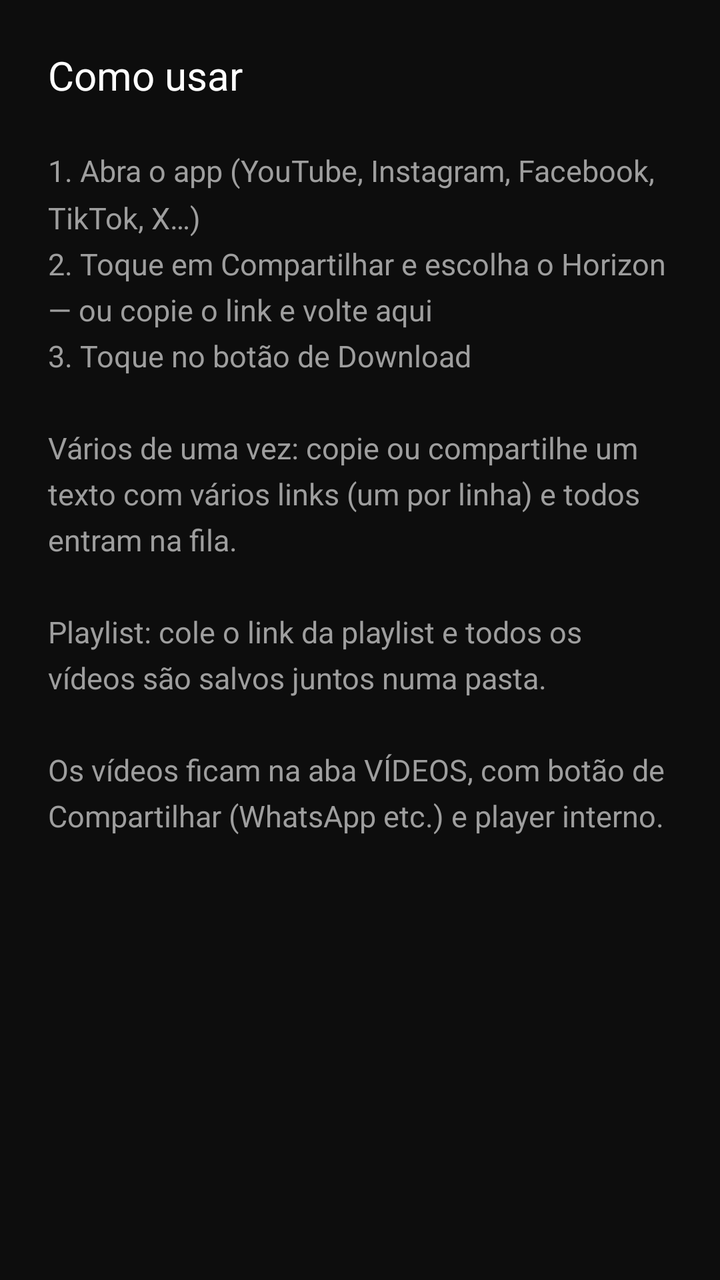
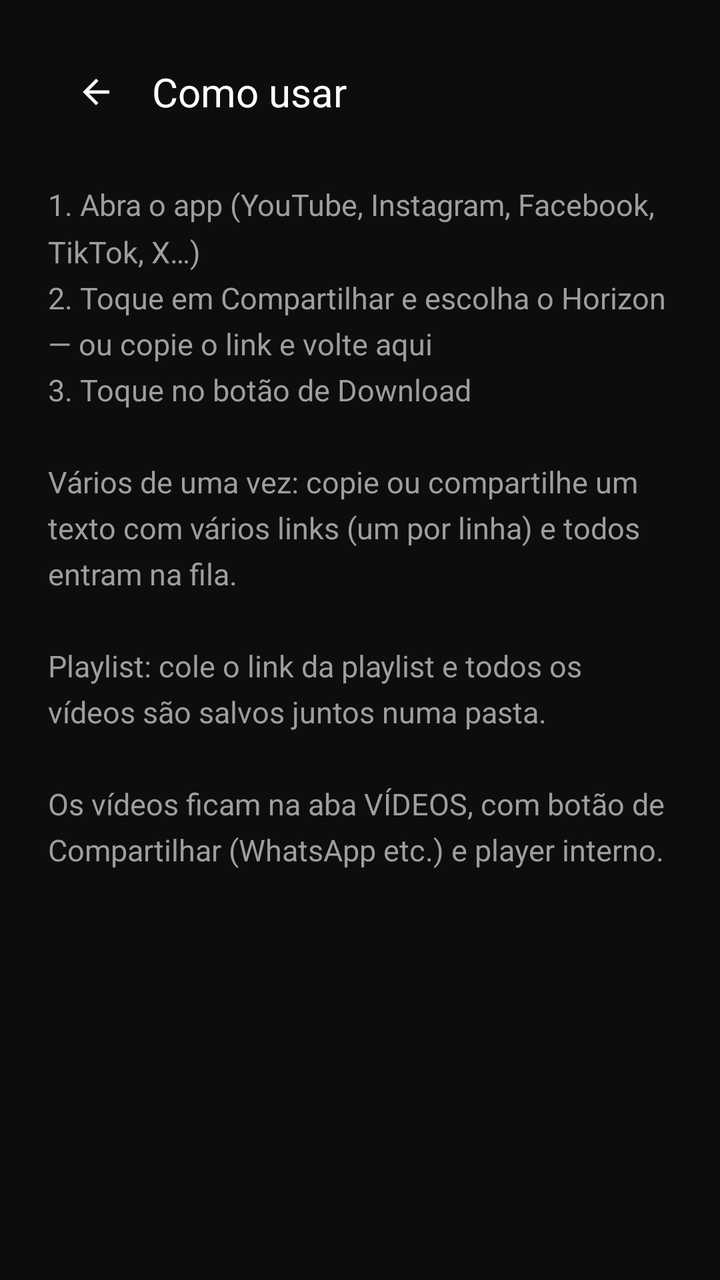

Screens rendered from an Android XML layout before and after an edit, with the pre-edit source and the edit as a unified diff.
<!-- AndroidManifest.xml: application theme Theme.Horizon -->
<!-- res/layout/activity_howto.xml -->
<?xml version="1.0" encoding="utf-8"?>
<LinearLayout xmlns:android="http://schemas.android.com/apk/res/android"
    android:layout_width="match_parent"
    android:layout_height="match_parent"
    android:background="@color/bg"
    android:fitsSystemWindows="true"
    android:orientation="vertical"
    android:padding="24dp">

    <TextView
        android:layout_width="wrap_content"
        android:layout_height="wrap_content"
        android:layout_marginBottom="24dp"
        android:text="@string/howto"
        android:textColor="@color/text_primary"
        android:textSize="20sp" />

    <TextView
        android:layout_width="match_parent"
        android:layout_height="wrap_content"
        android:lineSpacingMultiplier="1.3"
        android:text="@string/howto_text"
        android:textColor="@color/text_secondary"
        android:textSize="15sp" />
</LinearLayout>
<!-- resources referenced by this layout -->
<resources>
  <color name="bg">#0D0D0D</color>
  <color name="text_primary">#FFFFFF</color>
  <color name="text_secondary">#9E9E9E</color>
  <string name="howto">Como usar</string>
  <string name="howto_text">1. Abra o app (YouTube, Instagram, Facebook, TikTok, X…)\n2. Toque em Compartilhar e escolha o Horizon — ou copie o link e volte aqui\n3. Toque no botão de Download\n\nVários de uma vez: copie ou compartilhe um texto com vários links (um por linha) e todos entram na fila.\n\nPlaylist: cole o link da playlist e todos os vídeos são salvos juntos numa pasta.\n\nOs vídeos ficam na aba VÍDEOS, com botão de Compartilhar (WhatsApp etc.) e player interno.</string>
  <style name="Theme.Horizon" parent="Theme.Material3.Dark.NoActionBar">
          <item name="android:windowBackground">@color/bg</item>
          <item name="colorPrimary">@color/accent</item>
          <item name="colorOnPrimary">#000000</item>
          <item name="colorSurface">@color/surface</item>
          <item name="android:statusBarColor">@color/bg</item>
          <item name="android:navigationBarColor">@color/bg</item>
      </style>
  <color name="accent">#FF9800</color>
  <color name="surface">#1A1A1A</color>
</resources>

<!-- the commit's change to res/layout/activity_howto.xml (unified diff, before → after) -->
@@ -1,5 +1,6 @@
 <?xml version="1.0" encoding="utf-8"?>
 <LinearLayout xmlns:android="http://schemas.android.com/apk/res/android"
+    xmlns:app="http://schemas.android.com/apk/res-auto"
     android:layout_width="match_parent"
     android:layout_height="match_parent"
     android:background="@color/bg"
@@ -7,13 +8,29 @@
     android:orientation="vertical"
     android:padding="24dp">
 
-    <TextView
-        android:layout_width="wrap_content"
+    <LinearLayout
+        android:layout_width="match_parent"
         android:layout_height="wrap_content"
         android:layout_marginBottom="24dp"
-        android:text="@string/howto"
-        android:textColor="@color/text_primary"
-        android:textSize="20sp" />
+        android:gravity="center_vertical"
+        android:orientation="horizontal">
+
+        <com.google.android.material.button.MaterialButton
+            android:id="@+id/btnBack"
+            style="@style/Widget.Material3.Button.IconButton"
+            android:layout_width="44dp"
+            android:layout_height="44dp"
+            android:layout_marginEnd="8dp"
+            app:icon="@drawable/ic_back"
+            app:iconTint="@color/text_primary" />
+
+        <TextView
+            android:layout_width="wrap_content"
+            android:layout_height="wrap_content"
+            android:text="@string/howto"
+            android:textColor="@color/text_primary"
+            android:textSize="20sp" />
+    </LinearLayout>
 
     <TextView
         android:layout_width="match_parent"
<!-- resource entries referenced after the edit -->
@@ -3,6 +3,17 @@
   <color name="bg">#0D0D0D</color>
   <color name="text_primary">#FFFFFF</color>
   <color name="text_secondary">#9E9E9E</color>
+  <!-- drawable ic_back (drawable) -->
+  <vector xmlns:android="http://schemas.android.com/apk/res/android"
+      android:width="24dp"
+      android:height="24dp"
+      android:viewportWidth="24"
+      android:viewportHeight="24"
+      android:tint="#FFFFFF">
+      <path
+          android:fillColor="#FFFFFF"
+          android:pathData="M20,11H7.83l5.59,-5.59L12,4l-8,8 8,8 1.41,-1.41L7.83,13H20v-2z" />
+  </vector>
   <string name="howto">Como usar</string>
   <string name="howto_text">1. Abra o app (YouTube, Instagram, Facebook, TikTok, X…)\n2. Toque em Compartilhar e escolha o Horizon — ou copie o link e volte aqui\n3. Toque no botão de Download\n\nVários de uma vez: copie ou compartilhe um texto com vários links (um por linha) e todos entram na fila.\n\nPlaylist: cole o link da playlist e todos os vídeos são salvos juntos numa pasta.\n\nOs vídeos ficam na aba VÍDEOS, com botão de Compartilhar (WhatsApp etc.) e player interno.</string>
   <style name="Theme.Horizon" parent="Theme.Material3.Dark.NoActionBar">
